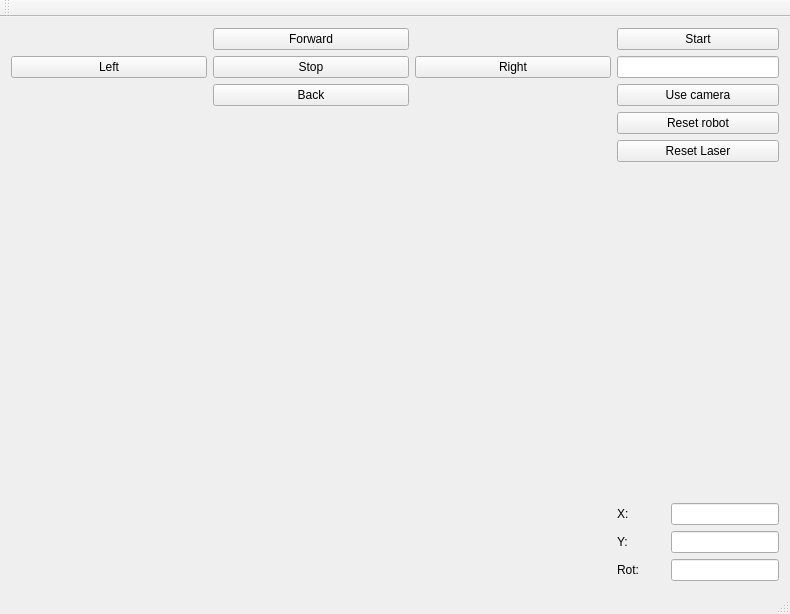
Old version of the form RMR/mainwindow.ui in the repository xkopp-byte/RMR.
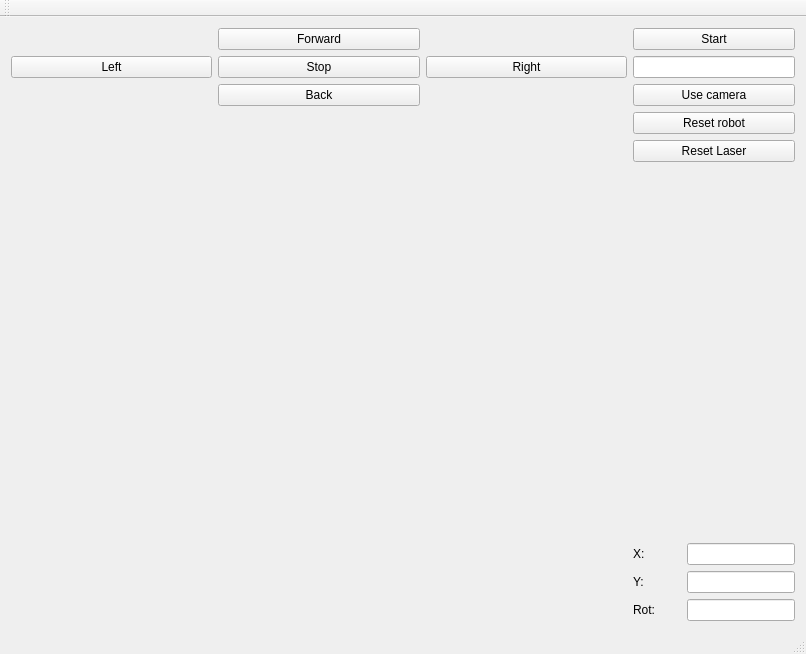
New version of the form.

Commit message: UI - printing robot's X, Y, Phi

```diff
--- a/RMR/mainwindow.ui
+++ b/RMR/mainwindow.ui
@@ -6,8 +6,8 @@
    <rect>
     <x>0</x>
     <y>0</y>
-    <width>788</width>
-    <height>614</height>
+    <width>806</width>
+    <height>654</height>
    </rect>
   </property>
   <property name="windowTitle">
```
Left out of the diff: 208 changed lines with no effect on the pictures. The commit also changes 2 other files.
